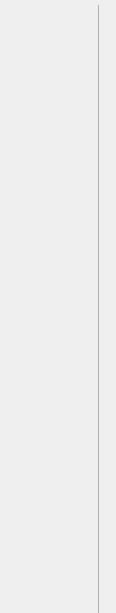
Above: client/screens/widgets/navigation/navigation.ui from kleroop/TechCourse_2022_12 before the change. Below: the same form after it.
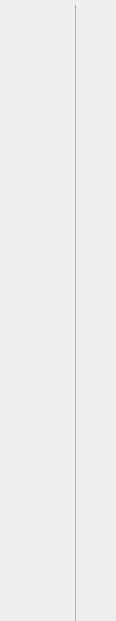
That is the form after the change. Icons and pictures are not drawn. Custom widgets are drawn as their Qt base class.

Patch:
```diff
--- a/client/screens/widgets/navigation/navigation.ui
+++ b/client/screens/widgets/navigation/navigation.ui
@@ -10,11 +10,11 @@
     <x>0</x>
     <y>0</y>
     <width>116</width>
-    <height>613</height>
+    <height>621</height>
    </rect>
   </property>
   <property name="sizePolicy">
-   <sizepolicy hsizetype="Maximum" vsizetype="Minimum">
+   <sizepolicy hsizetype="Expanding" vsizetype="MinimumExpanding">
     <horstretch>0</horstretch>
     <verstretch>0</verstretch>
    </sizepolicy>
@@ -31,20 +31,30 @@
   </property>
   <layout class="QHBoxLayout" name="horizontalLayout">
    <property name="spacing">
-    <number>1</number>
-   </property>
-   <property name="leftMargin">
-    <number>10</number>
+    <number>7</number>
    </property>
    <property name="topMargin">
     <number>5</number>
    </property>
-   <property name="rightMargin">
-    <number>0</number>
-   </property>
    <property name="bottomMargin">
     <number>0</number>
    </property>
+   <item>
+    <spacer name="horizontalSpacer_2">
+     <property name="orientation">
+      <enum>Qt::Horizontal</enum>
+     </property>
+     <property name="sizeType">
+      <enum>QSizePolicy::Maximum</enum>
+     </property>
+     <property name="sizeHint" stdset="0">
+      <size>
+       <width>20</width>
+       <height>20</height>
+      </size>
+     </property>
+    </spacer>
+   </item>
    <item>
     <layout class="QVBoxLayout" name="verticalLayout">
      <property name="spacing">
@@ -508,6 +518,11 @@
        </property>
       </widget>
      </item>
+     <item>
+      <widget class="QWidget" name="mainNavigationWidget" native="true">
+       <layout class="QVBoxLayout" name="verticalLayout_2"/>
+      </widget>
+     </item>
     </layout>
    </item>
    <item>
@@ -538,6 +553,19 @@
      </property>
     </widget>
    </item>
+   <item>
+    <spacer name="horizontalSpacer">
+     <property name="orientation">
+      <enum>Qt::Horizontal</enum>
+     </property>
+     <property name="sizeHint" stdset="0">
+      <size>
+       <width>100</width>
+       <height>20</height>
+      </size>
+     </property>
+    </spacer>
+   </item>
   </layout>
  </widget>
  <customwidgets>
```
